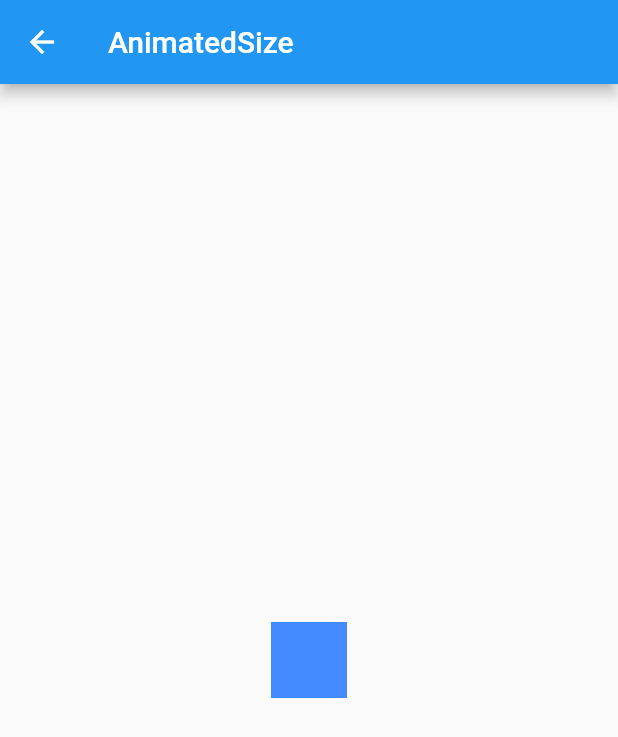
After one commit to aharenchi/fultter-animation_list, a Flutter app: the screen it shows after launch, after a tap on "AnimatedSize", on a phone screen of 412 x 824 dp. The commit adds this screen. Shown: the top 737 px of the screen. Run offline on Flutter 3.47's test engine with Material 2 defaults, Android fonts, the light colour scheme and no system bars.

Commit message:
[add]AnimatedSizeを追加

```diff
--- a/lib/main.dart
+++ b/lib/main.dart
@@ -1,6 +1,7 @@
 import 'package:flutter/material.dart';
 import 'package:animation_list/view/page/animated_align.dart';
 import 'package:animation_list/view/page/animated_padding.dart';
+import 'package:animation_list/view/page/animated_size.dart';
 import 'package:animation_list/view/page/index.dart';
 
 void main() => runApp(MyApp());
@@ -13,6 +14,7 @@ class MyApp extends StatelessWidget {
       '/': (context) => IndexPage(),
       '/animated_align': (context) => AnimatedAlignPage(),
       '/animated_padding': (context) => AnimatedPaddingPage(),
+      '/animated_size': (context) => AnimatedSizePage(),
     });
   }
 }
--- /dev/null
+++ b/lib/view/page/animated_size.dart
@@ -0,0 +1,48 @@
+import 'package:flutter/material.dart';
+import 'dart:async';
+
+class AnimatedSizePage extends StatefulWidget {
+  @override
+  _AnimatedSizePageState createState() => _AnimatedSizePageState();
+}
+
+// AnimatedSizeはSingleTickerProviderStateMixinを適用することで、更新を伝える(vsync)
+class _AnimatedSizePageState extends State<AnimatedSizePage>
+    with SingleTickerProviderStateMixin {
+  double _width = 50;
+  double _height = 50;
+
+  @override
+  void initState() {
+    Timer.periodic(
+      Duration(seconds: 1),
+      _onTimer,
+    );
+    super.initState();
+  }
+
+  void _onTimer(Timer timer) {
+    setState(() {
+      _width += 10;
+      _height += 10;
+    });
+  }
+
+  @override
+  Widget build(BuildContext context) {
+    return Scaffold(
+      appBar: AppBar(title: const Text("AnimatedSize")),
+      body: Center(
+        child: AnimatedSize(
+          duration: Duration(seconds: 1),
+          vsync: this,
+          child: Container(
+            color: Colors.blueAccent,
+            width: _width,
+            height: _height,
+          ),
+        ),
+      ),
+    );
+  }
+}
--- a/lib/view/page/index.dart
+++ b/lib/view/page/index.dart
@@ -25,7 +25,15 @@ class _IndexState extends State<IndexPage> {
                 Navigator.of(context).pushNamed('/animated_padding');
               },
             ),
-          )
+          ),
+          Card(
+            child: ListTile(
+              title: Text('AnimatedSize'),
+              onTap: () {
+                Navigator.of(context).pushNamed('/animated_size');
+              },
+            ),
+          ),
         ],
       ),
     );
```
